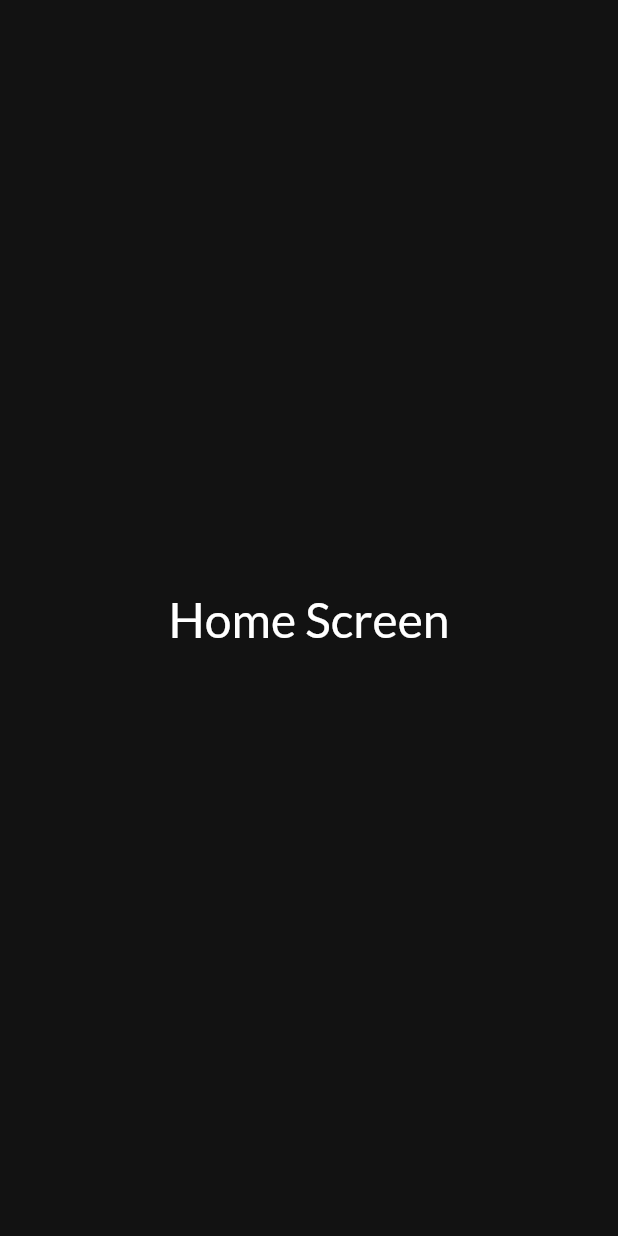
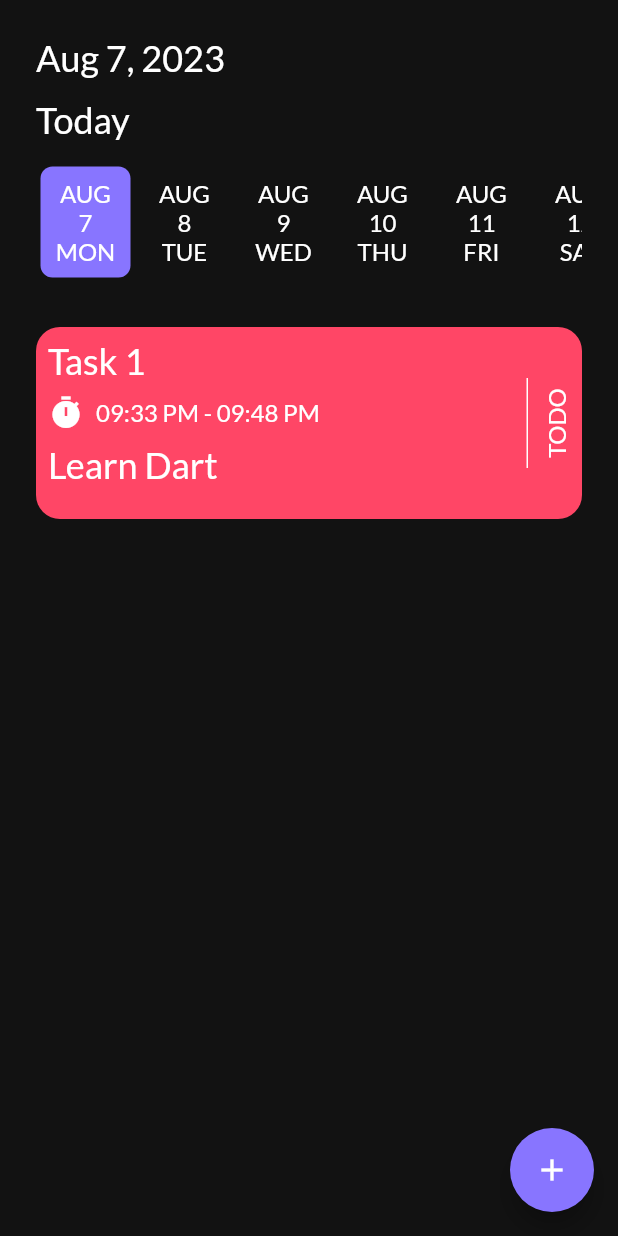
Before and after one commit to KhaledRamadan880/To_Do_App, a Flutter app: the screen it shows after launch, after a tap on "SKIP", after a tap on "GET STARTED", on a phone screen of 412 x 824 dp. Run offline on Flutter 3.47's test engine with Material 2 defaults, Android fonts, the phone set to English and light mode, and no system bars; drawn by our look-alikes of date_picker_timeline; our stand-ins replace get_it, google_fonts, shared_preferences, smooth_page_indicator.

Commit message:
ToDo App

```diff
--- /dev/null
+++ b/lib/core/common/common.dart
@@ -0,0 +1,5 @@
+import 'package:flutter/material.dart';
+
+void navigator({required BuildContext context, required Widget screen}) {
+  Navigator.push(context, MaterialPageRoute(builder: (context) => screen));
+}
--- a/lib/core/util/colors.dart
+++ b/lib/core/util/colors.dart
@@ -4,5 +4,13 @@ class AppColors{
   static const Color primary = Color(0xff8875FF);
   static const Color background = Color(0xff121212);
   static const Color white = Color(0xffFFFFFF);
+  static const Color pink = Color(0xffFF4666);
+  static const Color deepGrey = Color(0xff424242);
+  static const Color darkGrey = Color(0xff1D1D1D);
+  static const Color green = Color(0xff66CC41);
+  static const Color mint = Color(0xff41CCA7);
+  static const Color brown = Color(0xffCC8441);
+  static const Color purple = Color(0xff9741CC);
+  static const Color blue = Color(0xff4181CC);
 
 }
--- a/lib/core/util/images.dart
+++ b/lib/core/util/images.dart
@@ -4,5 +4,6 @@ class AppImages {
   static const String on_1 = '${basePath}on_1.png';
   static const String on_2 = '${basePath}on_2.png';
   static const String on_3 = '${basePath}on_3.png';
+  static const String no_task = '${basePath}no_task.png';
 
 }
--- a/lib/core/util/strings.dart
+++ b/lib/core/util/strings.dart
@@ -6,13 +6,36 @@ class AppStrings {
   static const String getStart = 'GET STARTED';
 
   static const String onBoardingTitleOne = 'Manage your tasks';
-  static const String onBoardingSubtitleOne = 'You can easily manage all of your daily tasks in DoMe for free';
+  static const String onBoardingSubtitleOne =
+      'You can easily manage all of your daily tasks in DoMe for free';
 
   static const String onBoardingTitleTwo = 'Create daily routine';
-  static const String onBoardingSubtitleTwo = 'In Uptodo you can create your personalized routine to stay productive';
+  static const String onBoardingSubtitleTwo =
+      'In Uptodo you can create your personalized routine to stay productive';
 
   static const String onBoardingTitleThree = 'Organaize your tasks';
-  static const String onBoardingSubtitleThree = 'You can organize your daily tasks by adding your tasks into separate categories';
+  static const String onBoardingSubtitleThree =
+      'You can organize your daily tasks by adding your tasks into separate categories';
 
+  static const String today = 'Today';
+  static const String noTaskTitle = 'What do you want to do today?';
+  static const String noTaskSubtitle = 'Tap + to add your tasks';
 
+  static const String task_1 = 'Task 1';
+  static const String task_2 = 'Task 2';
+  static const String task_3 = 'Task 3';
+  static const String learnDart = 'Learn Dart';
+  static const String learnSq = 'Learn SQFLITE';
+  static const String taskComplete = 'Task Completed';
+  static const String taskDelete = 'Delete Task';
+  static const String cancel = 'Cancel';
+  static const String titelTxtField = 'Title';
+  static const String enterTitle = 'Enter title here';
+  static const String note = 'Note';
+  static const String enterNote = 'Enter note here';
+  static const String date = 'Date';
+  static const String startTime = 'Start Time';
+  static const String endTime = 'End Time';
+  static const String color = 'Color';
+  static const String createTask = 'Create Task';
 }
--- a/lib/core/util/theme.dart
+++ b/lib/core/util/theme.dart
@@ -19,6 +19,10 @@ ThemeData AppTheme() {
         fontSize: 16,
         color: AppColors.white,
       ),
+      displayMedium: GoogleFonts.lato(
+        fontSize: 24,
+        color: AppColors.white,
+      ),
     ),
 
     elevatedButtonTheme: ElevatedButtonThemeData(
@@ -26,7 +30,7 @@ ThemeData AppTheme() {
         backgroundColor: AppColors.primary,
         fixedSize: const Size(90, 48),
         shape: RoundedRectangleBorder(
-          borderRadius: BorderRadius.circular(4),
+          borderRadius: BorderRadius.circular(8),
         ),
       ),
     ),
--- /dev/null
+++ b/lib/core/widgets/custom_elevated_button.dart
@@ -0,0 +1,26 @@
+import 'package:flutter/material.dart';
+
+import '../util/colors.dart';
+
+class CustomElevatedButton extends StatelessWidget {
+  CustomElevatedButton(
+      {super.key,
+      required this.text,
+      required this.onpressed,
+      this.backgroundColor = AppColors.primary});
+
+  final String text;
+  final VoidCallback onpressed;
+  Color? backgroundColor;
+
+  @override
+  Widget build(BuildContext context) {
+    return ElevatedButton(
+      onPressed: onpressed,
+      style: ElevatedButton.styleFrom(
+        backgroundColor: backgroundColor,
+      ),
+      child: Text(text),
+    );
+  }
+}
--- /dev/null
+++ b/lib/core/widgets/custom_text_button.dart
@@ -0,0 +1,26 @@
+import 'package:flutter/material.dart';
+
+import '../util/colors.dart';
+
+class CustomTextButton extends StatelessWidget {
+  const CustomTextButton({
+    super.key,
+    required this.text,
+    required this.onpressed,
+  });
+
+  final String text;
+  final VoidCallback onpressed;
+
+  @override
+  Widget build(BuildContext context) {
+    return TextButton(
+        onPressed: onpressed,
+        child: Text(
+          text,
+          style: Theme.of(context).textTheme.titleMedium!.copyWith(
+                color: AppColors.white.withOpacity(0.44),
+              ),
+        ));
+  }
+}
--- a/lib/features/task/screens/on_boarding_screen.dart
+++ b/lib/features/auth/presentation/OnBoarding_Screens/on_boarding_screen.dart
@@ -1,12 +1,15 @@
 import 'package:flutter/material.dart';
 import 'package:smooth_page_indicator/smooth_page_indicator.dart';
+import 'package:to_do_app/core/common/common.dart';
 import 'package:to_do_app/core/database/database.dart';
 import 'package:to_do_app/core/services/service_locator.dart';
+import 'package:to_do_app/core/widgets/custom_elevated_button.dart';
 
-import '../../../core/util/colors.dart';
-import '../../../core/util/strings.dart';
-import '../../auth/data/model/on_boarding_model.dart';
-import 'home_screen.dart';
+import '../../../../core/util/colors.dart';
+import '../../../../core/util/strings.dart';
+import '../../../../core/widgets/custom_text_button.dart';
+import '../../data/model/on_boarding_model.dart';
+import '../../../task/screens/home-screen/home_screen.dart';
 
 // ignore: must_be_immutable
 class OnBoardingScreen extends StatelessWidget {
@@ -28,21 +31,12 @@ class OnBoardingScreen extends StatelessWidget {
                 index != 2
                     ? Align(
                         alignment: FractionalOffset.topLeft,
-                        child: TextButton(
-                          onPressed: () {
+                        child: CustomTextButton(
+                          text: AppStrings.skip,
+                          onpressed: () {
                             controller.jumpToPage(2);
                           },
-                          child: Text(
-                            AppStrings.skip,
-                            style: Theme.of(context)
-                                .textTheme
-                                .titleMedium!
-                                .copyWith(
-                                  color: AppColors.white.withOpacity(0.44),
-                                ),
-                          ),
-                        ),
-                      )
+                        ))
                     : Container(),
                 const SizedBox(height: 15),
                 // image
@@ -70,49 +64,38 @@ class OnBoardingScreen extends StatelessWidget {
                   style: Theme.of(context).textTheme.titleMedium,
                 ),
                 const SizedBox(height: 70),
-                // next button
+                // bottom buttons
                 Row(
                   children: [
                     // back button
                     index != 0
-                        ? TextButton(
-                            onPressed: () {
+                        ? CustomTextButton(
+                            text: AppStrings.back,
+                            onpressed: () {
                               controller.previousPage(
                                   duration: const Duration(milliseconds: 400),
                                   curve: Curves.bounceIn);
-                            },
-                            child: Text(
-                              AppStrings.back,
-                              style: Theme.of(context)
-                                  .textTheme
-                                  .titleMedium!
-                                  .copyWith(
-                                      color: AppColors.white.withOpacity(0.44)),
-                            ),
-                          )
+                            })
                         : Container(),
                     const Spacer(),
                     // next button
                     index != 2
-                        ? ElevatedButton(
-                            onPressed: () {
+                        ? CustomElevatedButton(
+                            text: AppStrings.next,
+                            onpressed: () {
                               controller.nextPage(
                                   duration: const Duration(milliseconds: 400),
                                   curve: Curves.bounceIn);
-                            },
-                            child: const Text(AppStrings.next),
-                          )
+                            })
                         : ElevatedButton(
                             onPressed: () async {
-                              await serviceLocator<Cach>().saveData(
-                                      key: 'onBoarding', value: 'true')
+                              await serviceLocator<Cach>()
+                                  .saveData(key: 'onBoarding', value: 'true')
                                   .then((value) {
                                 print('visited');
-                                Navigator.push(
-                                    context,
-                                    MaterialPageRoute(
-                                        builder: (context) =>
-                                            const HomeScreen()));
+                                navigator(
+                                    context: context,
+                                    screen: const HomeScreen());
                               });
                             },
                             style: Theme.of(context)
--- a/lib/features/auth/presentation/splash/splash_screen.dart
+++ b/lib/features/auth/presentation/splash/splash_screen.dart
@@ -1,12 +1,12 @@
 import 'package:flutter/material.dart';
 import 'package:google_fonts/google_fonts.dart';
-import 'package:to_do_app/features/task/screens/home_screen.dart';
+import 'package:to_do_app/features/task/screens/home-screen/home_screen.dart';
 import '../../../../core/database/database.dart';
 import '../../../../core/services/service_locator.dart';
 import '../../../../core/util/colors.dart';
 import '../../../../core/util/images.dart';
 import '../../../../core/util/strings.dart';
-import '../../../task/screens/on_boarding_screen.dart';
+import '../OnBoarding_Screens/on_boarding_screen.dart';
 
 class SplashScreen extends StatefulWidget {
   const SplashScreen({super.key});
--- /dev/null
+++ b/lib/features/task/screens/home-screen/home_screen.dart
@@ -0,0 +1,223 @@
+import 'package:date_picker_timeline/date_picker_widget.dart';
+import 'package:flutter/material.dart';
+import 'package:intl/intl.dart';
+import 'package:to_do_app/core/util/colors.dart';
+import 'package:to_do_app/core/util/strings.dart';
+import 'package:to_do_app/core/widgets/custom_elevated_button.dart';
+
+import '../../../../core/util/images.dart';
+import '../Add_Task_Screen/add_task_screen.dart';
+
+class HomeScreen extends StatefulWidget {
+  const HomeScreen({super.key});
+
+  @override
+  State<HomeScreen> createState() => _HomeScreenState();
+}
+
+class _HomeScreenState extends State<HomeScreen> {
+  @override
+  Widget build(BuildContext context) {
+    return Scaffold(
+      // Floating Button
+      floatingActionButton: FloatingActionButton(
+        onPressed: () {
+          Navigator.push(
+              context,
+              MaterialPageRoute(
+                builder: (context) =>  AddTaskScreen(),
+              ));
+        },
+        backgroundColor: AppColors.primary,
+        child: const Icon(Icons.add),
+      ),
+      body: SafeArea(
+        child: Padding(
+          padding: const EdgeInsets.all(24),
+          child: Column(
+            crossAxisAlignment: CrossAxisAlignment.start,
+            children: [
+              // date
+              Text(
+                DateFormat.yMMMd().format(DateTime.now()),
+                style: Theme.of(context).textTheme.titleLarge!.copyWith(
+                      fontSize: 24,
+                    ),
+              ),
+              const SizedBox(height: 12),
+              // Today text
+              Text(
+                AppStrings.today,
+                style: Theme.of(context).textTheme.titleLarge!.copyWith(
+                      fontSize: 24,
+                    ),
+              ),
+              const SizedBox(height: 14),
+              // Date picker
+              DatePicker(
+                DateTime.now(),
+                initialSelectedDate: DateTime.now(),
+                selectionColor: AppColors.primary,
+                selectedTextColor: AppColors.white,
+                dateTextStyle: Theme.of(context).textTheme.titleMedium!,
+                monthTextStyle: Theme.of(context).textTheme.titleMedium!,
+                dayTextStyle: Theme.of(context).textTheme.titleMedium!,
+                onDateChange: (date) {
+                  // New date selected
+                  // setState(() {
+                  //   _selectedValue = date;
+                  // });
+                },
+              ),
+              const SizedBox(height: 30),
+
+              // no task
+              // noTasksWidget(context),
+
+              // Tasks
+              InkWell(
+                  onTap: () {
+                    showModalBottomSheet(
+                      context: context,
+                      builder: (context) {
+                        return Container(
+                          padding: const EdgeInsets.all(24),
+                          width: double.maxFinite,
+                          height: 240,
+                          color: AppColors.deepGrey,
+                          child: Column(
+                            children: [
+                              // Task Complete
+                              SizedBox(
+                                height: 48,
+                                width: double.infinity,
+                                child: CustomElevatedButton(
+                                  text: AppStrings.taskComplete,
+                                  onpressed: () {},
+                                ),
+                              ),
+                              const SizedBox(height: 24),
+                              // Task Delete
+                              SizedBox(
+                                height: 48,
+                                width: double.infinity,
+                                child: CustomElevatedButton(
+                                  text: AppStrings.taskDelete,
+                                  onpressed: () {},
+                                  backgroundColor: AppColors.pink,
+                                ),
+                              ),
+                              const SizedBox(height: 24),
+                              // Cancel
+                              SizedBox(
+                                height: 48,
+                                width: double.infinity,
+                                child: CustomElevatedButton(
+                                  text: AppStrings.cancel,
+                                  onpressed: () {},
+                                ),
+                              ),
+                            ],
+                          ),
+                        );
+                      },
+                    );
+                  },
+                  child: const TaskContainer()),
+            ],
+          ),
+        ),
+      ),
+    );
+  }
+
+  Center noTasksWidget(BuildContext context) {
+    return Center(
+      child: Column(
+        children: [
+          Image.asset(AppImages.no_task),
+          Text(
+            AppStrings.noTaskTitle,
+            style: Theme.of(context).textTheme.titleMedium!.copyWith(
+                  fontSize: 20,
+                ),
+          ),
+          const SizedBox(height: 10),
+          Text(
+            AppStrings.noTaskSubtitle,
+            style: Theme.of(context).textTheme.titleMedium,
+          ),
+        ],
+      ),
+    );
+  }
+}
+
+class TaskContainer extends StatelessWidget {
+  const TaskContainer({
+    super.key,
+  });
+
+  @override
+  Widget build(BuildContext context) {
+    return Container(
+      padding: const EdgeInsets.all(8),
+      margin: const EdgeInsets.only(bottom: 24),
+      width: double.maxFinite,
+      height: 128,
+      decoration: BoxDecoration(
+        color: AppColors.pink,
+        borderRadius: BorderRadius.circular(16),
+      ),
+      child: Row(
+        children: [
+          // Column
+          Column(
+            crossAxisAlignment: CrossAxisAlignment.start,
+            children: [
+              Text(
+                AppStrings.task_1,
+                style: Theme.of(context).textTheme.displayMedium,
+              ),
+              const SizedBox(height: 8),
+              Row(
+                children: [
+                  const Icon(
+                    Icons.timer,
+                    color: AppColors.white,
+                  ),
+                  const SizedBox(width: 8),
+                  Text(
+                    '09:33 PM - 09:48 PM',
+                    style: Theme.of(context).textTheme.titleMedium,
+                  ),
+                ],
+              ),
+              const SizedBox(height: 8),
+              Text(
+                AppStrings.learnDart,
+                style: Theme.of(context).textTheme.displayMedium,
+              ),
+            ],
+          ),
+          const Spacer(),
+          // Divider
+          Container(
+            height: 60,
+            width: 1,
+            color: AppColors.white,
+          ),
+          const SizedBox(width: 9),
+          // Text
+          RotatedBox(
+            quarterTurns: 3,
+            child: Text(
+              'TODO',
+              style: Theme.of(context).textTheme.titleMedium,
+            ),
+          ),
+        ],
+      ),
+    );
+  }
+}
--- a/lib/features/task/screens/home_screen.dart
+++ /dev/null
@@ -1,22 +0,0 @@
-import 'package:flutter/material.dart';
-
-class HomeScreen extends StatelessWidget {
-  const HomeScreen({super.key});
-
-  @override
-  Widget build(BuildContext context) {
-    return Scaffold(
-      body: Center(
-        child: Column(
-          mainAxisAlignment: MainAxisAlignment.center,
-          children: [
-            Text(
-              'Home Screen',
-              style: Theme.of(context).textTheme.titleLarge,
-            ),
-          ],
-        ),
-      ),
-    );
-  }
-}
--- a/pubspec.yaml
+++ b/pubspec.yaml
@@ -29,10 +29,12 @@ environment:
 # versions available, run `flutter pub outdated`.
 dependencies:
   cupertino_icons: ^1.0.2
+  date_picker_timeline: ^1.2.5
   flutter:
     sdk: flutter
   get_it: ^7.6.0
   google_fonts: ^5.1.0
+  intl: ^0.18.1
   shared_preferences: ^2.2.0
   smooth_page_indicator: ^1.1.0
 
```
Also changed, not shown: lib/features/task/components/add_task_text_field.dart (added, +65 -0 lines), lib/features/task/screens/Add_Task_Screen/add_task_screen.dart (added, +210 -0 lines), assets/images/no_task.png (added), pubspec.lock.
